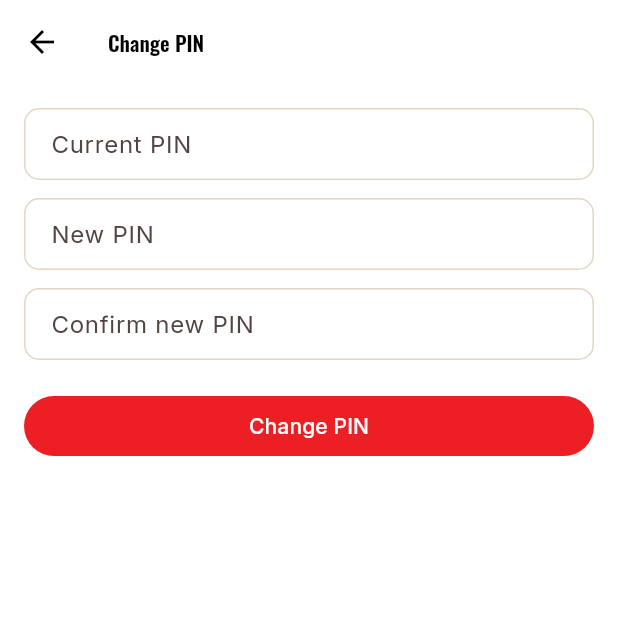
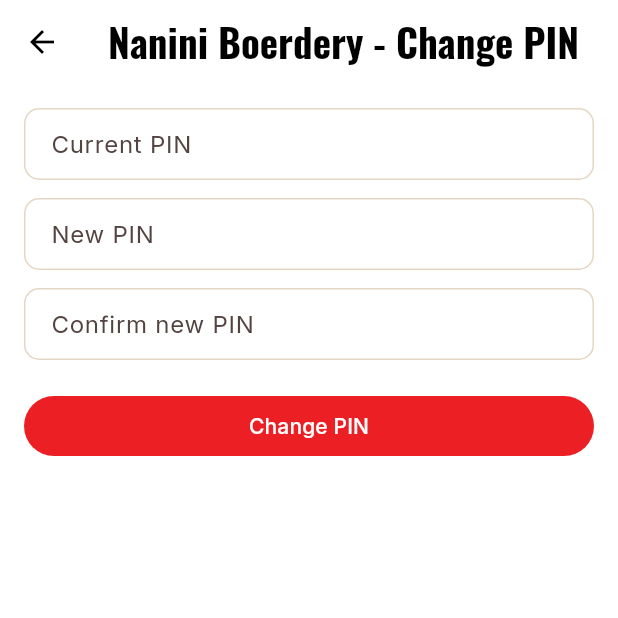
Before and after one commit to DFourie87/Nanini, a Flutter app: the ChangePinScreen screen opened directly, on a phone screen of 412 x 824 dp, the top half of it. Run offline on Flutter 3.47's test engine with Material 3 defaults, Android fonts, the phone set to English and light mode, and no system bars; our stand-ins replace csv, fl_chart, flutter_map, google_fonts, latlong2, pdf and 4 more; accounts and stored records are empty.

Commit message:
Show "Nanini Boerdery - <module>" as the largest text in module headers
Co-Authored-By: Claude Sonnet 5 <noreply@anthropic.com>
Claude-Session: https://claude.ai/code/session_0154FLxM7bQ7qjn16GE6RHFv

```diff
--- a/nanini_app/lib/core/widgets/nanini_app_bar.dart
+++ b/nanini_app/lib/core/widgets/nanini_app_bar.dart
@@ -14,7 +14,15 @@ class NaniniAppBar extends StatelessWidget implements PreferredSizeWidget {
   @override
   Widget build(BuildContext context) {
     return AppBar(
-      title: Text(title),
+      title: FittedBox(
+        fit: BoxFit.scaleDown,
+        alignment: Alignment.centerLeft,
+        child: Text(
+          'Nanini Boerdery - $title',
+          maxLines: 1,
+          style: Theme.of(context).appBarTheme.titleTextStyle?.copyWith(fontSize: 26, color: Colors.black, fontWeight: FontWeight.w700),
+        ),
+      ),
       actions: [
         ...?actions,
         const SizedBox(width: 8),
```
